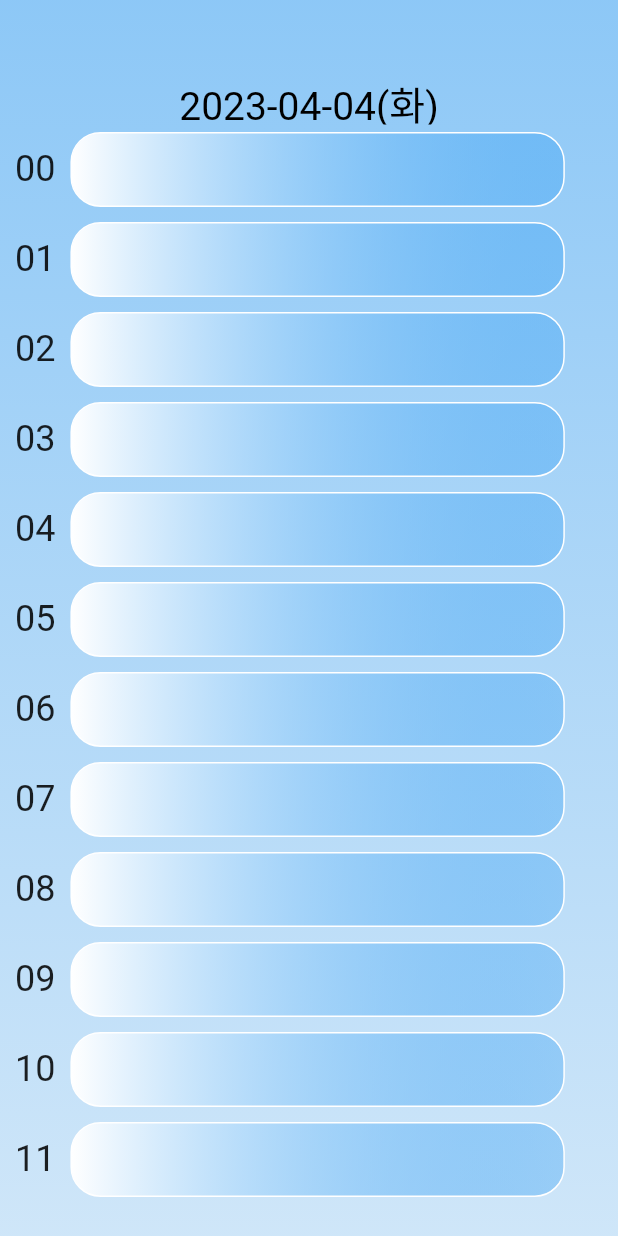
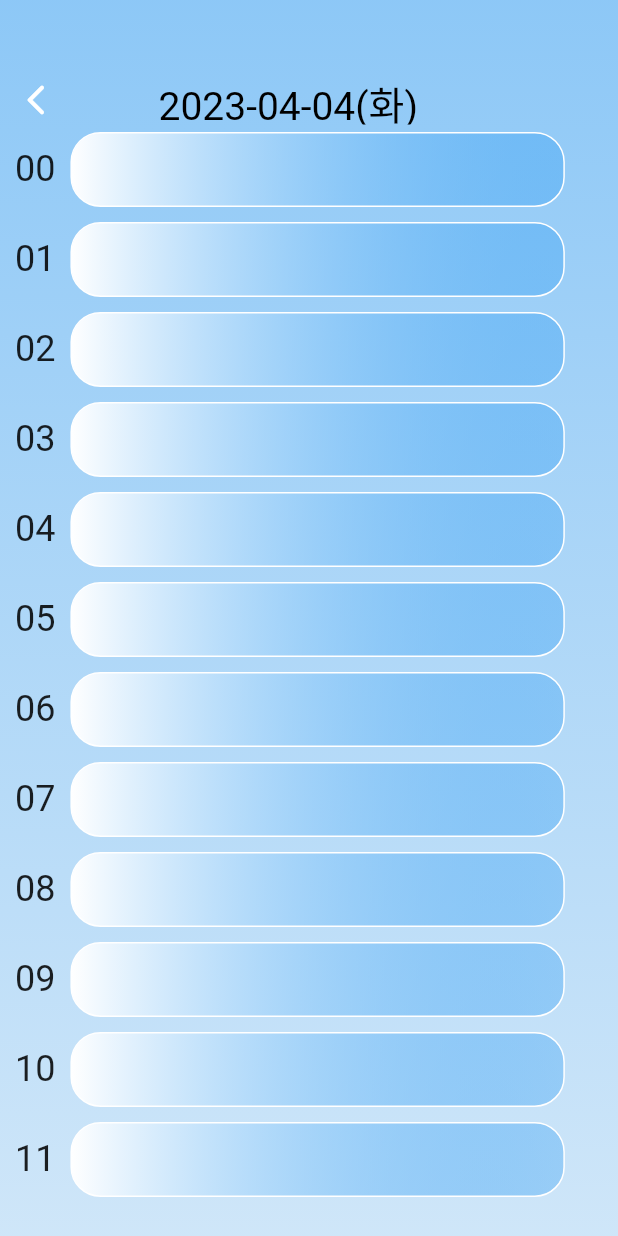
Before and after one commit to CretaIsland/time_sheet, a Flutter app: the screen it shows after launch, after a tap on "개인 일정 기록하기", on a phone screen of 412 x 824 dp. Run offline on Flutter 3.47's test engine with Material 2 defaults, Android fonts, the phone set to English and light mode, and no system bars; our stand-ins replace fl_chart, flip_card, flutter_riverpod, flutter_speed_dial, glass_kit, loading_indicator and 3 more; missing offline and left inert: dropdown_plus, dropdown_pro, metaballs, morphing_text, simple_tags, universal_html; accounts and stored records are empty; statements that could not run were skipped.

Commit message:
20230404-01-nr.han 도배 시간 변경

```diff
--- a/lib/general_user/day_time_sheet_page.dart
+++ b/lib/general_user/day_time_sheet_page.dart
@@ -1,5 +1,6 @@
 import 'package:flutter/material.dart';
 import 'package:simple_tags/simple_tags.dart';
+import 'package:time_sheet/routes.dart';
 
 import '../common/logger.dart';
 import '../model/data_model.dart';
@@ -67,15 +68,26 @@ class _DayTimeSheetPageState extends State<DayTimeSheetPage> {
             children: [
               Column(
                 children: [
+                  Row(
+                    children: [
+                      IconButton(
+                        padding: const EdgeInsets.only(top: 50.0),
+                        icon: const Icon(Icons.arrow_back_ios_new_rounded, color: Colors.white),
+                        onPressed: () {
+                          AppRoutes.push(context, AppRoutes.dayTimeSheetPage, AppRoutes.intro);
+                        }
+                      ),
                       Container(
                         margin: const EdgeInsets.only(top: 50),
                         alignment: Alignment.center,
-                    width: MediaQuery.of(context).size.width,
+                        width: MediaQuery.of(context).size.width * .7,
                         height: MediaQuery.of(context).size.height * .04,
                         child: Text(
                           '${DataManager.formatter.format(DateTime.now())}(${weekDayString[DateTime.now().weekday]})',
                           style: const TextStyle(color: Colors.black, fontSize: 26)
                         ),
+                      ),
+                    ],
                   ),
                   isLoadding ? Container() :
                   SizedBox(
--- a/lib/pages/time_sheet_list.dart
+++ b/lib/pages/time_sheet_list.dart
@@ -75,6 +75,7 @@ class TimeSheetListState extends State<TimeSheetList> {
             itemKey: GlobalKey<TimeSlotItemState>(),
             model: dailyList[index],
             //animation: animation,
+            // 이곳이 도배 로직
             onCopy: () async {
               String? project1 = dailyList[index].projectCode1;
               String? project2 = dailyList[index].projectCode2;
@@ -86,10 +87,10 @@ class TimeSheetListState extends State<TimeSheetList> {
                     await DataManager.saveTimeSheet(dailyList[index].timeSlot, project1, project2);
               }
 
-              int lastSlotIndex = index + 9;
+              int lastSlotIndex = index + 8;
               for(int i=0; i<index; i++) {
                 if(dailyList[i].projectCode1 != null || dailyList[i].projectCode2 != null) {
-                  lastSlotIndex = i+9;
+                  lastSlotIndex = i+8;
                   break;
                 }
               }
--- a/pubspec.yaml
+++ b/pubspec.yaml
@@ -37,7 +37,7 @@ dependencies:
   flutter_speed_dial: ^6.1.0+1
   http: ^0.13.5
   table_calendar: ^3.0.8
-  metaballs: ^1.4.2
+  metaballs: ^1.5.0
   intl: ^0.17.0
   universal_html: ^2.0.8
   sqflite: ^2.2.0
```
Lines whose indentation alone changed are shown as unchanged.
